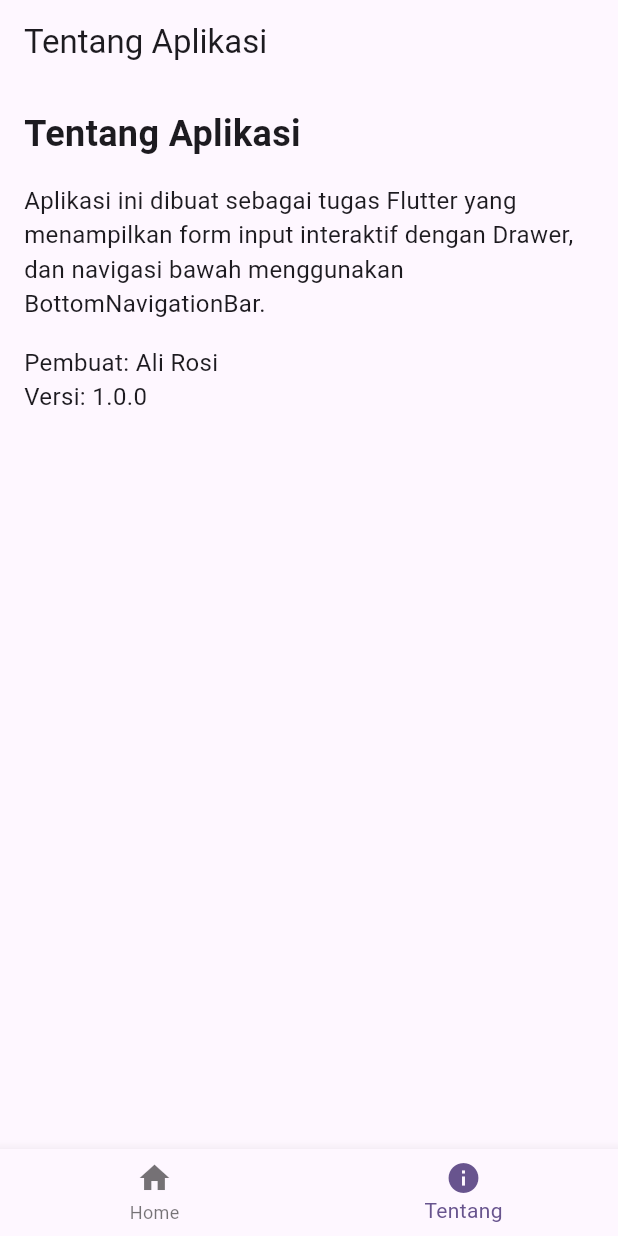
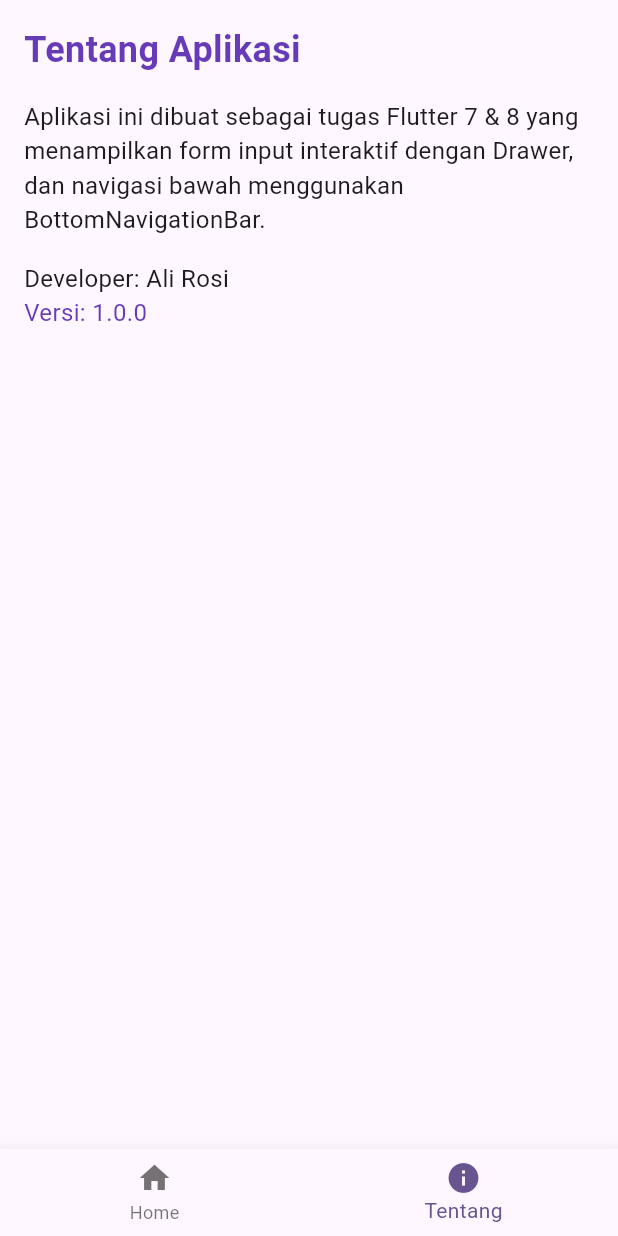
Before and after one commit to AliRosi/task-flutter-ppkdb2, a Flutter app: the screen it shows after launch, item 2 of the bottom bar chosen, on a phone screen of 412 x 824 dp. Run offline on Flutter 3.47's test engine with Material 3 defaults, Android fonts, the phone set to English and light mode, and no system bars; Roboto replaces fonts that are missing (Arimo).

Commit message:
tugas 7 & final

```diff
--- a/lib/main.dart
+++ b/lib/main.dart
@@ -1,5 +1,4 @@
 import 'package:flutter/material.dart';
-import 'package:tugas1_flutter/tugas7_flutter/tugas7.dart';
 import 'package:tugas1_flutter/tugas8_flutter/tugas8.dart';
 
 void main() {
--- a/lib/tugas7_flutter/checkbox.dart
+++ b/lib/tugas7_flutter/checkbox.dart
@@ -31,7 +31,7 @@ class _CheckboxFormState extends State<CheckboxForm> {
               _isChecked
                   ? "Lanjutkan pendaftaran diperbolehkan"
                   : "Anda belum bisa melanjutkan",
-              style: TextStyle(fontSize: 16),
+              style: TextStyle(fontSize: 16, color: Colors.deepPurple),
             ),
           ],
         ),
--- a/lib/tugas7_flutter/date_picker.dart
+++ b/lib/tugas7_flutter/date_picker.dart
@@ -1,6 +1,6 @@
 import 'package:flutter/material.dart';
+import 'package:intl/date_symbol_data_local.dart';
 import 'package:intl/intl.dart';
-import 'package:intl/date_symbol_data_local.dart';
 
 class DatePickerForm extends StatefulWidget {
   const DatePickerForm({super.key});
@@ -53,6 +53,7 @@ class _DatePickerFormState extends State<DatePickerForm> {
     return Scaffold(
       body: Padding(
         padding: EdgeInsets.all(20),
+        child: Center(
           child: Column(
             children: [
               ElevatedButton(
@@ -64,9 +65,10 @@ class _DatePickerFormState extends State<DatePickerForm> {
                 _selectedDate != null
                     ? "Tanggal Lahir: ${formatter.format(_selectedDate!)}"
                     : "Belum memilih tanggal",
-              style: TextStyle(fontSize: 16),
+                style: TextStyle(fontSize: 16, color: Colors.deepPurple),
               ),
             ],
+          ),
         ),
       ),
     );
--- a/lib/tugas7_flutter/time_picker.dart
+++ b/lib/tugas7_flutter/time_picker.dart
@@ -28,6 +28,7 @@ class _TimePickerState extends State<TimePicker> {
     return Scaffold(
       body: Padding(
         padding: EdgeInsets.all(20),
+        child: Center(
           child: Column(
             children: [
               ElevatedButton(
@@ -39,9 +40,10 @@ class _TimePickerState extends State<TimePicker> {
                 _selectedTime != null
                     ? "Pengingat diatur pukul: ${_selectedTime!.format(context)}"
                     : "Belum memilih waktu",
-              style: TextStyle(fontSize: 16),
+                style: TextStyle(fontSize: 16, color: Colors.deepPurple),
               ),
             ],
+          ),
         ),
       ),
     );
--- a/lib/tugas8_flutter/tugas8.dart
+++ b/lib/tugas8_flutter/tugas8.dart
@@ -13,12 +13,12 @@ class _TugasDelapanState extends State<TugasDelapan> {
 
   final List<Widget> _pages = [const TugasTujuh(), const AboutPage()];
 
-  final List<String> _titles = ['Home', 'Tentang Aplikasi'];
+  // final List<String> _titles = ['Home', 'Tentang Aplikasi'];
 
   @override
   Widget build(BuildContext context) {
     return Scaffold(
-      appBar: AppBar(title: Text(_titles[_selectedIndex])),
+      // appBar: AppBar(title: Text(_titles[_selectedIndex])),
       body: _pages[_selectedIndex],
       bottomNavigationBar: BottomNavigationBar(
         currentIndex: _selectedIndex,
@@ -47,16 +47,23 @@ class AboutPage extends StatelessWidget {
         children: [
           Text(
             'Tentang Aplikasi',
-            style: TextStyle(fontSize: 24, fontWeight: FontWeight.bold),
+            style: TextStyle(
+              fontSize: 24,
+              fontWeight: FontWeight.bold,
+              color: Colors.deepPurple,
+            ),
           ),
           SizedBox(height: 16),
           Text(
-            'Aplikasi ini dibuat sebagai tugas Flutter yang menampilkan form input interaktif dengan Drawer, dan navigasi bawah menggunakan BottomNavigationBar.',
+            'Aplikasi ini dibuat sebagai tugas Flutter 7 & 8 yang menampilkan form input interaktif dengan Drawer, dan navigasi bawah menggunakan BottomNavigationBar.',
             style: TextStyle(fontSize: 16),
           ),
           SizedBox(height: 16),
-          Text('Pembuat: Ali Rosi', style: TextStyle(fontSize: 16)),
-          Text('Versi: 1.0.0', style: TextStyle(fontSize: 16)),
+          Text('Developer: Ali Rosi', style: TextStyle(fontSize: 16)),
+          Text(
+            'Versi: 1.0.0',
+            style: TextStyle(fontSize: 16, color: Colors.deepPurple),
+          ),
         ],
       ),
     );
```
Also changed, not shown: lib/tugas7_flutter/dropdown.dart (+10 -6 lines), lib/tugas7_flutter/tugas7.dart (+18 -7 lines). Lines whose indentation alone changed are shown as unchanged.
